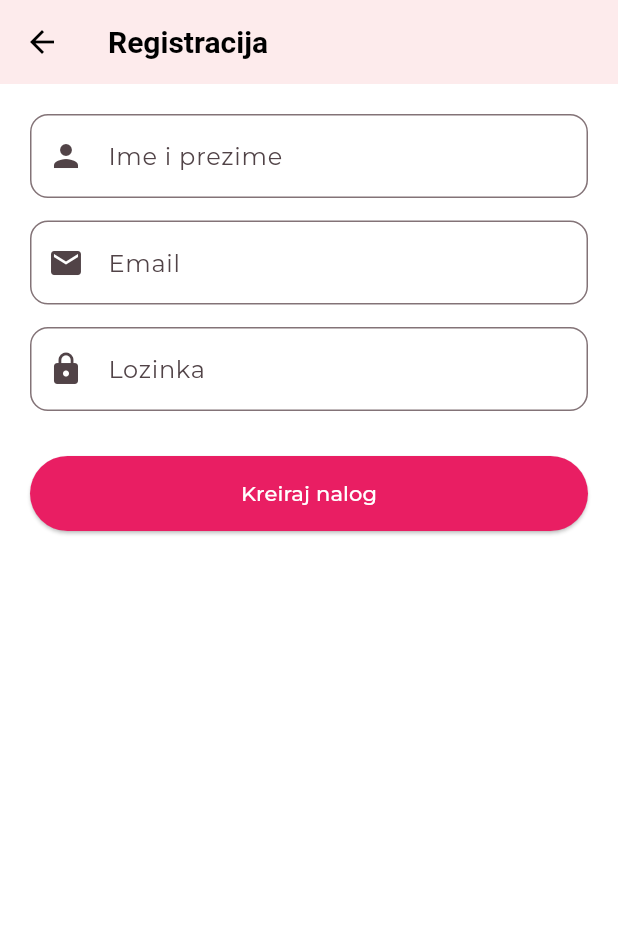
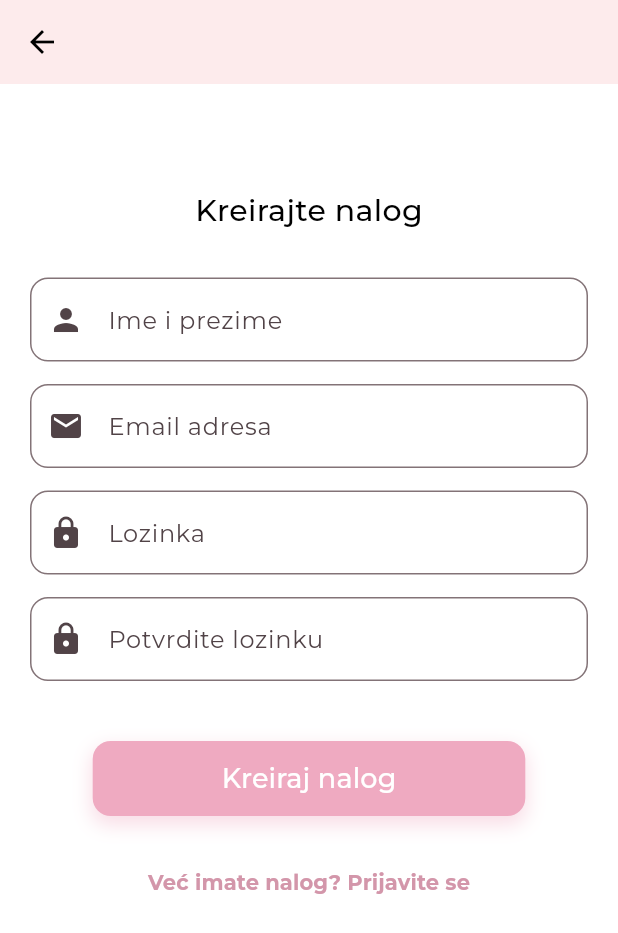
Before and after one commit to saraamicic/MITProjekat, a Flutter app: the RegisterScreen screen opened by its route, on a phone screen of 412 x 824 dp. Shown: the top 933 px of the screen. Run offline on Flutter 3.47's test engine with Material 3 defaults, Android fonts, the phone set to English and light mode, and no system bars; our stand-ins replace card_swiper, fancy_shimmer_image, google_fonts.

Commit message:
Stilizovala register screen da izgleda isto kao i onaj za prijavu

```diff
--- a/lib/screens/inner_screens/register_screen.dart
+++ b/lib/screens/inner_screens/register_screen.dart
@@ -1,5 +1,4 @@
 import 'package:flutter/material.dart';
-import 'package:glossyprojekat/widgets/title_text.dart';
 
 class RegisterScreen extends StatelessWidget {
   static const routeName = "/RegisterScreen";
@@ -7,14 +6,37 @@ class RegisterScreen extends StatelessWidget {
 
   @override
   Widget build(BuildContext context) {
+    final size = MediaQuery.of(context).size;
+
     return Scaffold(
       appBar: AppBar(
-        title: const TitelesTextWidget(label: "Registracija"),
+        backgroundColor: const Color.fromARGB(255, 253, 235, 236),
+        elevation: 0,
+        iconTheme: const IconThemeData(color: Colors.black),  //strelica za nazad
       ),
-      body: Padding(
+      body: SingleChildScrollView(
+        child: Padding(
           padding: const EdgeInsets.all(20.0),
+          child: Container(
+            constraints: BoxConstraints(
+              minHeight: size.height * 0.7,
+            ),
             child: Column(
+              mainAxisAlignment: MainAxisAlignment.start,
+              crossAxisAlignment: CrossAxisAlignment.center,
               children: [
+                const SizedBox(height: 50),
+                const Text(
+                  "Kreirajte nalog",
+                  style: TextStyle(
+                    color: Colors.black,
+                    fontSize: 20,
+                    fontWeight: FontWeight.w500,
+                  ),
+                ),
+                const SizedBox(height: 30),
+
+                // Ime i prezime polje
                 TextField(
                   decoration: InputDecoration(
                     hintText: "Ime i prezime",
@@ -23,14 +45,19 @@ class RegisterScreen extends StatelessWidget {
                   ),
                 ),
                 const SizedBox(height: 15),
+
+                // Email polje
                 TextField(
+                  keyboardType: TextInputType.emailAddress,
                   decoration: InputDecoration(
-                hintText: "Email",
+                    hintText: "Email adresa",
                     prefixIcon: const Icon(Icons.email),
                     border: OutlineInputBorder(borderRadius: BorderRadius.circular(12)),
                   ),
                 ),
                 const SizedBox(height: 15),
+
+                // Password polje
                 TextField(
                   obscureText: true,
                   decoration: InputDecoration(
@@ -39,21 +66,72 @@ class RegisterScreen extends StatelessWidget {
                     border: OutlineInputBorder(borderRadius: BorderRadius.circular(12)),
                   ),
                 ),
-            const SizedBox(height: 30),
-            SizedBox(
-              width: double.infinity,
+                const SizedBox(height: 15),
+
+                // Potvrda password polje
+                TextField(
+                  obscureText: true,
+                  decoration: InputDecoration(
+                    hintText: "Potvrdite lozinku",
+                    prefixIcon: const Icon(Icons.lock),
+                    border: OutlineInputBorder(borderRadius: BorderRadius.circular(12)),
+                  ),
+                ),
+                const SizedBox(height: 40),
+
+                Center( //Kreiraj nalog dugme
+                  child: Container(
+                    decoration: BoxDecoration(
+                      borderRadius: BorderRadius.circular(12),
+                      boxShadow: [
+                        BoxShadow(
+                          color: const Color.fromARGB(255, 239, 170, 193).withOpacity(0.4),
+                          spreadRadius: 1,
+                          blurRadius: 10,
+                          offset: const Offset(0, 5),
+                        ),
+                      ],
+                    ),
+                    child: SizedBox(
+                      width: size.width * 0.7,
                       height: 50,
                       child: ElevatedButton(
                         onPressed: () {
                           Navigator.pop(context);
                         },
-                style: ElevatedButton.styleFrom(backgroundColor: Colors.pink),
-                child: const Text("Kreiraj nalog", style: TextStyle(color: Colors.white)),
+                        style: ElevatedButton.styleFrom(
+                          backgroundColor: const Color.fromARGB(255, 239, 170, 193),
+                          shape: RoundedRectangleBorder(borderRadius: BorderRadius.circular(12)),
+                          elevation: 0,
+                        ),
+                        child: const Text(
+                          "Kreiraj nalog",
+                          style: TextStyle(color: Colors.white, fontSize: 18),
+                        ),
+                      ),
+                    ),
+                  ),
+                ),
+                const SizedBox(height: 20),
+
+                // vrati me na prijavu
+                TextButton(
+                  onPressed: () {
+                    Navigator.pop(context);
+                  },
+                  child: const Text(
+                    "Već imate nalog? Prijavite se",
+                    style: TextStyle(
+                      color: Color.fromARGB(255, 211, 150, 170),
+                      fontWeight: FontWeight.bold,
+                    ),
                   ),
                 ),
               ],
             ),
           ),
+        ),
+      ),
     );
   }
 }
```
Also changed, not shown: lib/screens/user_profile_screen.dart (added). Lines whose indentation alone changed are shown as unchanged.
